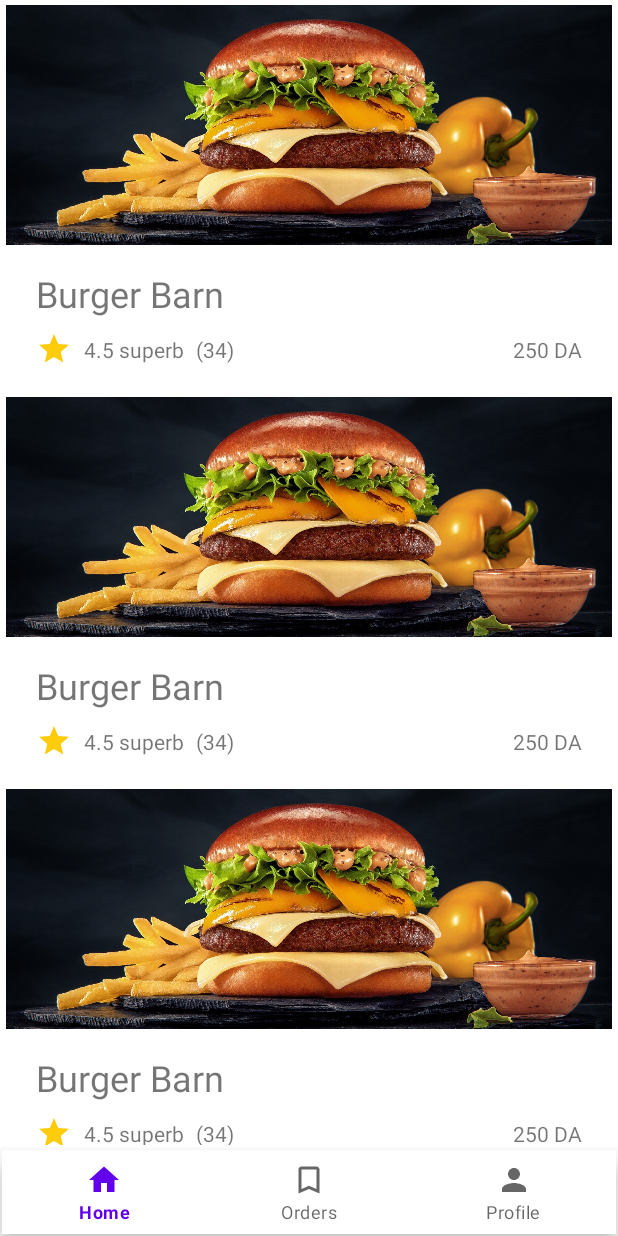
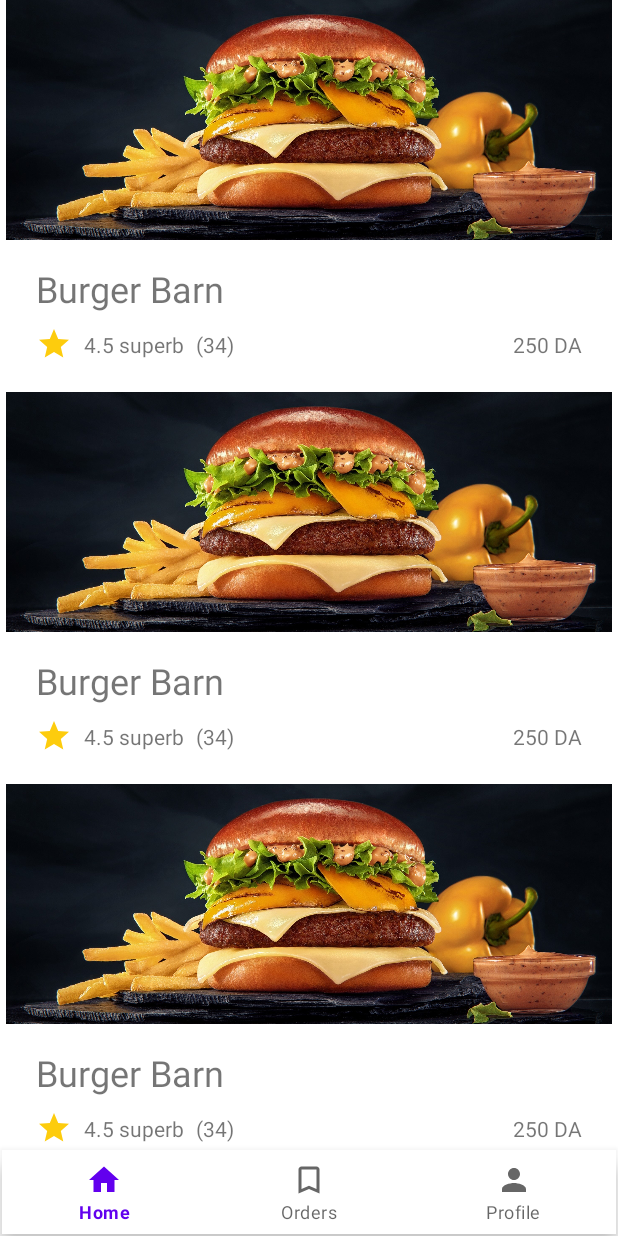
Before and after one commit to ayoubbsn/DeliveryApp, an Android app: the screen it shows after launch (MainActivity), on a phone screen of 412 x 824 dp. Run offline under Robolectric (Android 15) with nearby library versions, the phone set to English and light mode, and no system bars; our stand-ins replace Room's generated code, navigation-ui.

Commit message:
screen menu fixed

```diff
--- a/app/src/main/java/com/example/deliveryapplication/RecyclerViewHomeAdapter.kt
+++ b/app/src/main/java/com/example/deliveryapplication/RecyclerViewHomeAdapter.kt
@@ -66,7 +66,7 @@ class RecyclerViewHomeAdapter(val data: List<Restaurant>) :
         val image = view.findViewById(R.id.mainPic) as ImageView
         val rating = view.findViewById(R.id.ratingTxt) as TextView
         val reviewNb = view.findViewById(R.id.revNumTxt) as TextView
-        var magnitude = 0.0
+        var latitude = 0.0
         var longitude = 0.0
     }
 }
--- a/app/src/main/java/com/example/deliveryapplication/model/entity/Restaurant.kt
+++ b/app/src/main/java/com/example/deliveryapplication/model/entity/Restaurant.kt
@@ -8,6 +8,11 @@ data class Restaurant(
     val rating: Double,
     val reviewNumber : Int,
     val longitude: Double? = 0.0,
-    val magnitude: Double? = 0.0
+    val latitude: Double? = 0.0,
+    val location: String? = null,
+    val cuisineType: String? = null,
+    val contactPhone: Int? = null,
+    val contactMail: String? = null,
+    val socialMediaPages :String? = null
 ) {
 }
--- a/app/src/main/res/layout/activity_main.xml
+++ b/app/src/main/res/layout/activity_main.xml
@@ -22,10 +22,10 @@
     <androidx.fragment.app.FragmentContainerView
         android:id="@+id/supFragContainer"
         android:name="androidx.navigation.fragment.NavHostFragment"
-        android:layout_width="match_parent"
-        android:layout_height="760dp"
+        android:layout_width="0dp"
+        android:layout_height="0dp"
         app:defaultNavHost="true"
-        app:layout_constraintBottom_toTopOf="@+id/bottomNavigationView"
+        app:layout_constraintBottom_toTopOf="@id/bottomNavigationView"
         app:layout_constraintEnd_toEndOf="parent"
         app:layout_constraintStart_toStartOf="parent"
         app:layout_constraintTop_toTopOf="parent"
```
